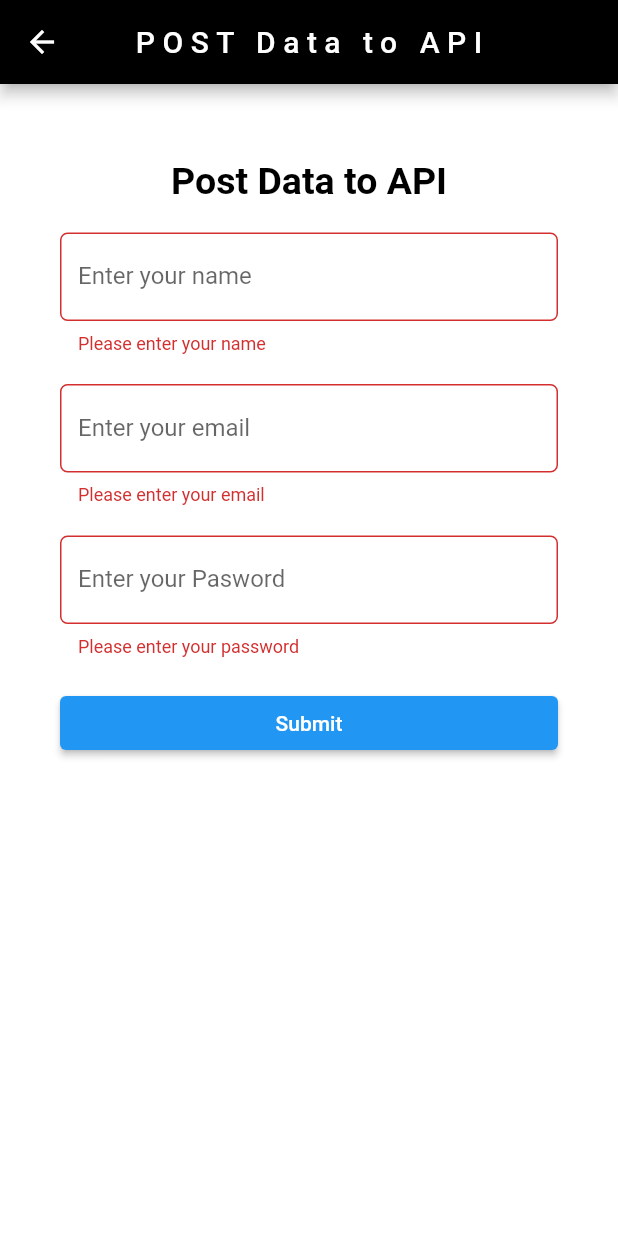
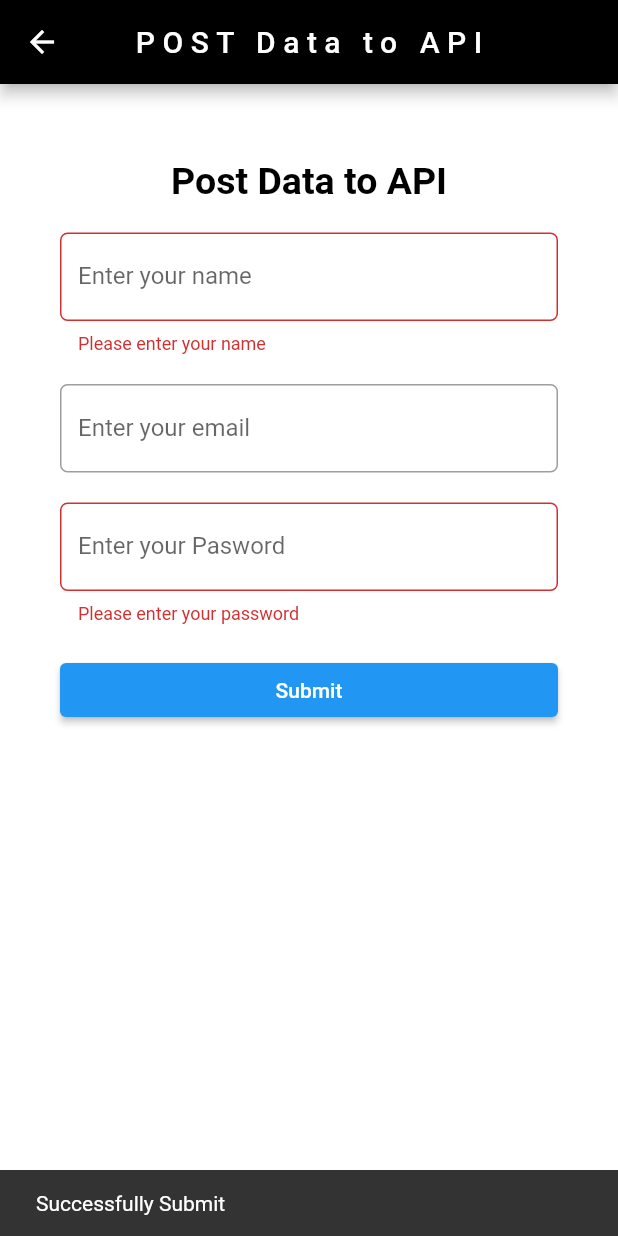
Before and after one commit to Zulfadlifauzi/Formvalid_POSTGET, a Flutter app: the PostDataScreen screen opened directly, after a tap on "Submit", on a phone screen of 412 x 824 dp. Run offline on Flutter 3.47's test engine with Material 2 defaults, Android fonts, the phone set to English and light mode, and no system bars; our stand-ins replace google_fonts; Roboto replaces fonts that are missing (Staatliches).

Commit message:
add endpoint and snackbar

```diff
--- /dev/null
+++ b/lib/models/login_model.dart
@@ -0,0 +1,29 @@
+class LoginResponseModel {
+  String? token;
+  String? error;
+  LoginResponseModel({this.error, this.token});
+
+  factory LoginResponseModel.fromJson(Map<String, dynamic> json) {
+    return LoginResponseModel(
+      token: json['token'] ?? '',
+      error: json['error'] ?? '',
+    );
+  }
+}
+
+class LoginRequestModel {
+  String? name;
+  String? email;
+  String? password;
+
+  LoginRequestModel({this.email, this.name, this.password});
+
+  Map<String, dynamic> toJson() {
+    Map<String, dynamic> map = {
+      'email': email,
+      'name': name,
+      'password': password,
+    };
+    return map;
+  }
+}
--- a/lib/screens/post_screen.dart
+++ b/lib/screens/post_screen.dart
@@ -1,5 +1,6 @@
 import 'package:flutter/material.dart';
 import 'package:google_fonts/google_fonts.dart';
+import 'package:moduleapp/models/login_model.dart';
 
 class PostDataScreen extends StatefulWidget {
   const PostDataScreen({Key? key}) : super(key: key);
@@ -14,6 +15,23 @@ class _SignupScreenState extends State<PostDataScreen> {
   TextEditingController nameController = TextEditingController();
 
   final _formKey = GlobalKey<FormState>();
+
+  late LoginRequestModel requestModel;
+
+  bool validateAndSave() {
+    final form = _formKey.currentState;
+    if (form!.validate()) {
+      form.save();
+      return true;
+    } else {
+      return false;
+    }
+  }
+
+  @override
+  void initState() {
+    requestModel = LoginRequestModel();
+  }
 
   @override
   Widget build(BuildContext context) {
@@ -52,6 +70,7 @@ class _SignupScreenState extends State<PostDataScreen> {
                 ),
                 const SizedBox(height: 20),
                 TextFormField(
+                  onSaved: (input) => requestModel.name = input,
                   autovalidateMode: AutovalidateMode.onUserInteraction,
                   controller: nameController,
                   decoration: InputDecoration(
@@ -74,6 +93,7 @@ class _SignupScreenState extends State<PostDataScreen> {
                   height: 20,
                 ),
                 TextFormField(
+                  onSaved: (input) => requestModel.email = input,
                   autovalidateMode: AutovalidateMode.onUserInteraction,
                   controller: emailController,
                   decoration: InputDecoration(
@@ -81,22 +101,23 @@ class _SignupScreenState extends State<PostDataScreen> {
                         borderRadius: BorderRadius.circular(5)),
                     labelText: 'Enter your email',
                   ),
-                  validator: (value) {
-                    if (value!.isEmpty) {
-                      return 'Please enter your email';
-                    } else if (value.isNotEmpty ||
-                        !RegExp('^[a-zA-Z0-9+_.-]+@[a-zA-Z0-9.-]+.[a-z]')
-                            .hasMatch(value)) {
-                      return 'Invalid email';
-                    } else {
-                      return null;
-                    }
-                  },
+                  // validator: (value) {
+                  //   if (value!.isEmpty) {
+                  //     return 'Please enter your email';
+                  //   } else if (value.isNotEmpty ||
+                  //       !RegExp('^[a-zA-Z0-9+_.-]+@[a-zA-Z0-9.-]+.[a-z]')
+                  //           .hasMatch(value)) {
+                  //     return 'Invalid email';
+                  //   } else {
+                  //     return null;
+                  //   }
+                  // },
                 ),
                 const SizedBox(
                   height: 20,
                 ),
                 TextFormField(
+                  onSaved: (input) => requestModel.password = input,
                   autovalidateMode: AutovalidateMode.onUserInteraction,
                   obscureText: true,
                   controller: passController,
@@ -120,10 +141,12 @@ class _SignupScreenState extends State<PostDataScreen> {
                 ),
                 ElevatedButton(
                     onPressed: () {
-                      nameController.clear();
-                      passController.clear();
-                      emailController.clear();
+                      if (validateAndSave()) {
+                        print(requestModel.toJson());
+                      }
                       if (_formKey.currentState!.validate()) {}
+                      ScaffoldMessenger.of(context).showSnackBar(
+                          const SnackBar(content: Text('Successfully Submit')));
                     },
                     child: Container(
                       width: double.infinity,
--- a/pubspec.yaml
+++ b/pubspec.yaml
@@ -35,6 +35,7 @@ dependencies:
   cupertino_icons: ^1.0.2
   google_fonts: ^2.1.0
   flutter_staggered_grid_view: ^0.4.1
+  http: ^0.13.4
 
 dev_dependencies:
   flutter_test:
```
Also changed, not shown: lib/api/api_service.dart (added, +21 -0 lines), pubspec.lock.
